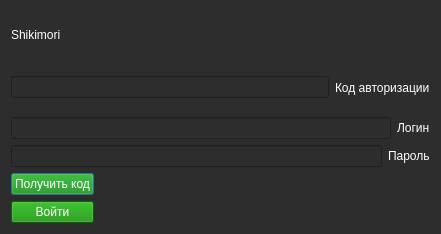
The window that form/authUI.ui (brandonzorn/Nlight) describes before a commit, drawn with Qt 5.
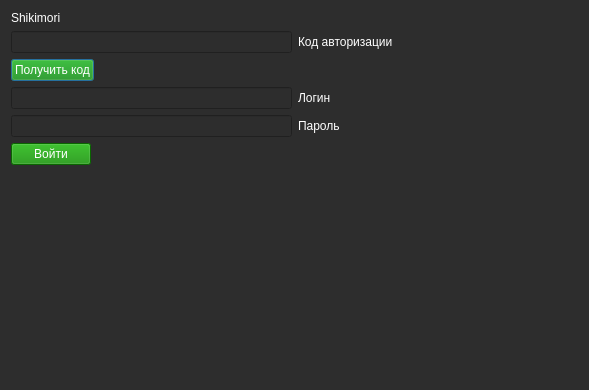
The same window after the commit.

Commit message: updated main window

Diff of the .ui file:
```diff
--- a/form/authUI.ui
+++ b/form/authUI.ui
@@ -6,450 +6,15 @@
    <rect>
     <x>0</x>
     <y>0</y>
-    <width>441</width>
-    <height>234</height>
+    <width>589</width>
+    <height>390</height>
    </rect>
   </property>
   <property name="palette">
    <palette>
-    <active>
-     <colorrole role="WindowText">
-      <brush brushstyle="SolidPattern">
-       <color alpha="255">
-        <red>255</red>
-        <green>255</green>
-        <blue>255</blue>
-       </color>
-      </brush>
-     </colorrole>
-     <colorrole role="Button">
-      <brush brushstyle="SolidPattern">
-       <color alpha="255">
-        <red>45</red>
-        <green>45</green>
-        <blue>45</blue>
-       </color>
-      </brush>
-     </colorrole>
-     <colorrole role="Light">
-      <brush brushstyle="SolidPattern">
-       <color alpha="255">
-        <red>45</red>
-        <green>45</green>
-        <blue>45</blue>
-       </color>
-      </brush>
-     </colorrole>
-     <colorrole role="Midlight">
-      <brush brushstyle="SolidPattern">
-       <color alpha="255">
-        <red>45</red>
-        <green>45</green>
-        <blue>45</blue>
-       </color>
-      </brush>
-     </colorrole>
-     <colorrole role="Dark">
-      <brush brushstyle="SolidPattern">
-       <color alpha="255">
-        <red>45</red>
-        <green>45</green>
-        <blue>45</blue>
-       </color>
-      </brush>
-     </colorrole>
-     <colorrole role="Mid">
-      <brush brushstyle="SolidPattern">
-       <color alpha="255">
-        <red>45</red>
-        <green>45</green>
-        <blue>45</blue>
-       </color>
-      </brush>
-     </colorrole>
-     <colorrole role="Text">
-      <brush brushstyle="SolidPattern">
-       <color alpha="255">
-        <red>255</red>
-        <green>255</green>
-        <blue>255</blue>
-       </color>
-      </brush>
-     </colorrole>
-     <colorrole role="ButtonText">
-      <brush brushstyle="SolidPattern">
-       <color alpha="255">
-        <red>255</red>
-        <green>255</green>
-        <blue>255</blue>
-       </color>
-      </brush>
-     </colorrole>
-     <colorrole role="Base">
-      <brush brushstyle="SolidPattern">
-       <color alpha="255">
-        <red>45</red>
-        <green>45</green>
-        <blue>45</blue>
-       </color>
-      </brush>
-     </colorrole>
-     <colorrole role="Window">
-      <brush brushstyle="SolidPattern">
-       <color alpha="255">
-        <red>45</red>
-        <green>45</green>
-        <blue>45</blue>
-       </color>
-      </brush>
-     </colorrole>
-     <colorrole role="Shadow">
-      <brush brushstyle="SolidPattern">
-       <color alpha="255">
-        <red>45</red>
-        <green>45</green>
-        <blue>45</blue>
-       </color>
-      </brush>
-     </colorrole>
-     <colorrole role="Highlight">
-      <brush brushstyle="SolidPattern">
-       <color alpha="255">
-        <red>0</red>
-        <green>133</green>
-        <blue>62</blue>
-       </color>
-      </brush>
-     </colorrole>
-     <colorrole role="AlternateBase">
-      <brush brushstyle="SolidPattern">
-       <color alpha="255">
-        <red>45</red>
-        <green>45</green>
-        <blue>45</blue>
-       </color>
-      </brush>
-     </colorrole>
-     <colorrole role="ToolTipBase">
-      <brush brushstyle="SolidPattern">
-       <color alpha="255">
-        <red>45</red>
-        <green>45</green>
-        <blue>45</blue>
-       </color>
-      </brush>
-     </colorrole>
-     <colorrole role="ToolTipText">
-      <brush brushstyle="SolidPattern">
-       <color alpha="255">
-        <red>236</red>
-        <green>240</green>
-        <blue>241</blue>
-       </color>
-      </brush>
-     </colorrole>
-     <colorrole role="PlaceholderText">
-      <brush brushstyle="SolidPattern">
-       <color alpha="255">
-        <red>255</red>
-        <green>255</green>
-        <blue>255</blue>
-       </color>
-      </brush>
-     </colorrole>
-    </active>
-    <inactive>
-     <colorrole role="WindowText">
-      <brush brushstyle="SolidPattern">
-       <color alpha="255">
-        <red>255</red>
-        <green>255</green>
-        <blue>255</blue>
-       </color>
-      </brush>
-     </colorrole>
-     <colorrole role="Button">
-      <brush brushstyle="SolidPattern">
-       <color alpha="255">
-        <red>45</red>
-        <green>45</green>
-        <blue>45</blue>
-       </color>
-      </brush>
-     </colorrole>
-     <colorrole role="Light">
-      <brush brushstyle="SolidPattern">
-       <color alpha="255">
-        <red>45</red>
-        <green>45</green>
-        <blue>45</blue>
-       </color>
-      </brush>
-     </colorrole>
-     <colorrole role="Midlight">
-      <brush brushstyle="SolidPattern">
-       <color alpha="255">
-        <red>45</red>
-        <green>45</green>
-        <blue>45</blue>
-       </color>
-      </brush>
-     </colorrole>
-     <colorrole role="Dark">
-      <brush brushstyle="SolidPattern">
-       <color alpha="255">
-        <red>45</red>
-        <green>45</green>
-        <blue>45</blue>
-       </color>
-      </brush>
-     </colorrole>
-     <colorrole role="Mid">
-      <brush brushstyle="SolidPattern">
-       <color alpha="255">
-        <red>45</red>
-        <green>45</green>
-        <blue>45</blue>
-       </color>
-      </brush>
-     </colorrole>
-     <colorrole role="Text">
-      <brush brushstyle="SolidPattern">
-       <color alpha="255">
-        <red>255</red>
-        <green>255</green>
-        <blue>255</blue>
-       </color>
-      </brush>
-     </colorrole>
-     <colorrole role="ButtonText">
-      <brush brushstyle="SolidPattern">
-       <color alpha="255">
-        <red>255</red>
-        <green>255</green>
-        <blue>255</blue>
-       </color>
-      </brush>
-     </colorrole>
-     <colorrole role="Base">
-      <brush brushstyle="SolidPattern">
-       <color alpha="255">
-        <red>45</red>
-        <green>45</green>
-        <blue>45</blue>
-       </color>
-      </brush>
-     </colorrole>
-     <colorrole role="Window">
-      <brush brushstyle="SolidPattern">
-       <color alpha="255">
-        <red>45</red>
-        <green>45</green>
-        <blue>45</blue>
-       </color>
-      </brush>
-     </colorrole>
-     <colorrole role="Shadow">
-      <brush brushstyle="SolidPattern">
-       <color alpha="255">
-        <red>45</red>
-        <green>45</green>
-        <blue>45</blue>
-       </color>
-      </brush>
-     </colorrole>
-     <colorrole role="Highlight">
-      <brush brushstyle="SolidPattern">
-       <color alpha="255">
-        <red>0</red>
-        <green>133</green>
-        <blue>62</blue>
-       </color>
-      </brush>
-     </colorrole>
-     <colorrole role="AlternateBase">
-      <brush brushstyle="SolidPattern">
-       <color alpha="255">
-        <red>45</red>
-        <green>45</green>
-        <blue>45</blue>
-       </color>
-      </brush>
-     </colorrole>
-     <colorrole role="ToolTipBase">
-      <brush brushstyle="SolidPattern">
-       <color alpha="255">
-        <red>45</red>
-        <green>45</green>
-        <blue>45</blue>
-       </color>
-      </brush>
-     </colorrole>
-     <colorrole role="ToolTipText">
-      <brush brushstyle="SolidPattern">
-       <color alpha="255">
-        <red>236</red>
-        <green>240</green>
-        <blue>241</blue>
-       </color>
-      </brush>
-     </colorrole>
-     <colorrole role="PlaceholderText">
-      <brush brushstyle="SolidPattern">
-       <color alpha="255">
-        <red>255</red>
-        <green>255</green>
-        <blue>255</blue>
-       </color>
-      </brush>
-     </colorrole>
-    </inactive>
-    <disabled>
-     <colorrole role="WindowText">
-      <brush brushstyle="SolidPattern">
-       <color alpha="255">
-        <red>255</red>
-        <green>255</green>
-        <blue>255</blue>
-       </color>
-      </brush>
-     </colorrole>
-     <colorrole role="Button">
-      <brush brushstyle="SolidPattern">
-       <color alpha="255">
-        <red>45</red>
-        <green>45</green>
-        <blue>45</blue>
-       </color>
-      </brush>
-     </colorrole>
-     <colorrole role="Light">
-      <brush brushstyle="SolidPattern">
-       <color alpha="255">
-        <red>45</red>
-        <green>45</green>
-        <blue>45</blue>
-       </color>
-      </brush>
-     </colorrole>
-     <colorrole role="Midlight">
-      <brush brushstyle="SolidPattern">
-       <color alpha="255">
-        <red>45</red>
-        <green>45</green>
-        <blue>45</blue>
-       </color>
-      </brush>
-     </colorrole>
-     <colorrole role="Dark">
-      <brush brushstyle="SolidPattern">
-       <color alpha="255">
-        <red>45</red>
-        <green>45</green>
-        <blue>45</blue>
-       </color>
-      </brush>
-     </colorrole>
-     <colorrole role="Mid">
-      <brush brushstyle="SolidPattern">
-       <color alpha="255">
-        <red>45</red>
-        <green>45</green>
-        <blue>45</blue>
-       </color>
-      </brush>
-     </colorrole>
-     <colorrole role="Text">
-      <brush brushstyle="SolidPattern">
-       <color alpha="255">
-        <red>255</red>
-        <green>255</green>
-        <blue>255</blue>
-       </color>
-      </brush>
-     </colorrole>
-     <colorrole role="ButtonText">
-      <brush brushstyle="SolidPattern">
-       <color alpha="255">
-        <red>255</red>
-        <green>255</green>
-        <blue>255</blue>
-       </color>
-      </brush>
-     </colorrole>
-     <colorrole role="Base">
-      <brush brushstyle="SolidPattern">
-       <color alpha="255">
-        <red>45</red>
-        <green>45</green>
-        <blue>45</blue>
-       </color>
-      </brush>
-     </colorrole>
-     <colorrole role="Window">
-      <brush brushstyle="SolidPattern">
-       <color alpha="255">
-        <red>45</red>
-        <green>45</green>
-        <blue>45</blue>
-       </color>
-      </brush>
-     </colorrole>
-     <colorrole role="Shadow">
-      <brush brushstyle="SolidPattern">
-       <color alpha="255">
-        <red>45</red>
-        <green>45</green>
-        <blue>45</blue>
-       </color>
-      </brush>
-     </colorrole>
-     <colorrole role="Highlight">
-      <brush brushstyle="SolidPattern">
-       <color alpha="255">
-        <red>0</red>
-        <green>120</green>
-        <blue>215</blue>
-       </color>
-      </brush>
-     </colorrole>
-     <colorrole role="AlternateBase">
-      <brush brushstyle="SolidPattern">
-       <color alpha="255">
-        <red>45</red>
-        <green>45</green>
-        <blue>45</blue>
-       </color>
-      </brush>
-     </colorrole>
-     <colorrole role="ToolTipBase">
-      <brush brushstyle="SolidPattern">
-       <color alpha="255">
-        <red>45</red>
-        <green>45</green>
-        <blue>45</blue>
-       </color>
-      </brush>
-     </colorrole>
-     <colorrole role="ToolTipText">
-      <brush brushstyle="SolidPattern">
-       <color alpha="255">
-        <red>236</red>
-        <green>240</green>
-        <blue>241</blue>
-       </color>
-      </brush>
-     </colorrole>
-     <colorrole role="PlaceholderText">
-      <brush brushstyle="SolidPattern">
-       <color alpha="255">
-        <red>255</red>
-        <green>255</green>
-        <blue>255</blue>
-       </color>
-      </brush>
-     </colorrole>
-    </disabled>
+    <active/>
+    <inactive/>
+    <disabled/>
    </palette>
   </property>
   <property name="windowTitle">
@@ -459,7 +24,7 @@
    <string notr="true">color: rgb(255, 255, 255);
 background-color: rgb(45, 45, 45);</string>
   </property>
-  <layout class="QVBoxLayout" name="verticalLayout_2">
+  <layout class="QVBoxLayout" name="verticalLayout_3">
    <item>
     <widget class="QLabel" name="lbl_shikimori">
      <property name="styleSheet">
@@ -471,6 +36,21 @@
     </widget>
    </item>
    <item>
+    <widget class="QWidget" name="code_widget" native="true">
+     <layout class="QVBoxLayout" name="verticalLayout">
+      <property name="leftMargin">
+       <number>0</number>
+      </property>
+      <property name="topMargin">
+       <number>0</number>
+      </property>
+      <property name="rightMargin">
+       <number>0</number>
+      </property>
+      <property name="bottomMargin">
+       <number>0</number>
+      </property>
+      <item>
     <layout class="QHBoxLayout" name="one_field">
      <item>
       <widget class="QLineEdit" name="auth_code">
@@ -485,7 +65,7 @@
      <item>
       <widget class="QLabel" name="label">
        <property name="sizePolicy">
-        <sizepolicy hsizetype="Maximum" vsizetype="Preferred">
+           <sizepolicy hsizetype="Preferred" vsizetype="Preferred">
          <horstretch>0</horstretch>
          <verstretch>0</verstretch>
         </sizepolicy>
@@ -498,6 +78,51 @@
     </layout>
    </item>
    <item>
+       <layout class="QHBoxLayout" name="horizontalLayout">
+        <item>
+         <widget class="QPushButton" name="btn_get">
+          <property name="styleSheet">
+           <string notr="true">background-color: rgb(14, 141, 0);</string>
+          </property>
+          <property name="text">
+           <string>Получить код</string>
+          </property>
+         </widget>
+        </item>
+        <item>
+         <spacer name="horizontalSpacer_2">
+          <property name="orientation">
+           <enum>Qt::Horizontal</enum>
+          </property>
+          <property name="sizeHint" stdset="0">
+           <size>
+            <width>40</width>
+            <height>20</height>
+           </size>
+          </property>
+         </spacer>
+        </item>
+       </layout>
+      </item>
+     </layout>
+    </widget>
+   </item>
+   <item>
+    <widget class="QWidget" name="widget" native="true">
+     <layout class="QVBoxLayout" name="verticalLayout_2">
+      <property name="leftMargin">
+       <number>0</number>
+      </property>
+      <property name="topMargin">
+       <number>0</number>
+      </property>
+      <property name="rightMargin">
+       <number>0</number>
+      </property>
+      <property name="bottomMargin">
+       <number>0</number>
+      </property>
+      <item>
     <layout class="QVBoxLayout" name="two_fields">
      <item>
       <layout class="QHBoxLayout" name="horizontalLayout_3">
@@ -514,7 +139,7 @@
        <item>
         <widget class="QLabel" name="label_2">
          <property name="sizePolicy">
-          <sizepolicy hsizetype="Maximum" vsizetype="Preferred">
+             <sizepolicy hsizetype="Preferred" vsizetype="Preferred">
            <horstretch>0</horstretch>
            <verstretch>0</verstretch>
           </sizepolicy>
@@ -541,7 +166,7 @@
        <item>
         <widget class="QLabel" name="label_3">
          <property name="sizePolicy">
-          <sizepolicy hsizetype="Maximum" vsizetype="Preferred">
+             <sizepolicy hsizetype="Preferred" vsizetype="Preferred">
            <horstretch>0</horstretch>
            <verstretch>0</verstretch>
           </sizepolicy>
@@ -555,21 +180,12 @@
      </item>
     </layout>
    </item>
+     </layout>
+    </widget>
+   </item>
    <item>
     <layout class="QHBoxLayout" name="horizontalLayout_2">
      <item>
-      <layout class="QVBoxLayout" name="verticalLayout">
-       <item>
-        <widget class="QPushButton" name="btn_get">
-         <property name="styleSheet">
-          <string notr="true">background-color: rgb(14, 141, 0);</string>
-         </property>
-         <property name="text">
-          <string>Получить код</string>
-         </property>
-        </widget>
-       </item>
-       <item>
         <widget class="QPushButton" name="btn_login">
          <property name="enabled">
           <bool>true</bool>
@@ -582,8 +198,6 @@
          </property>
         </widget>
        </item>
-      </layout>
-     </item>
      <item>
       <spacer name="horizontalSpacer">
        <property name="orientation">
@@ -599,6 +213,19 @@
      </item>
     </layout>
    </item>
+   <item>
+    <spacer name="verticalSpacer">
+     <property name="orientation">
+      <enum>Qt::Vertical</enum>
+     </property>
+     <property name="sizeHint" stdset="0">
+      <size>
+       <width>20</width>
+       <height>40</height>
+      </size>
+     </property>
+    </spacer>
+   </item>
   </layout>
  </widget>
  <resources/>
```
Lines whose indentation alone changed are shown as unchanged. The commit also changes 23 other files.
